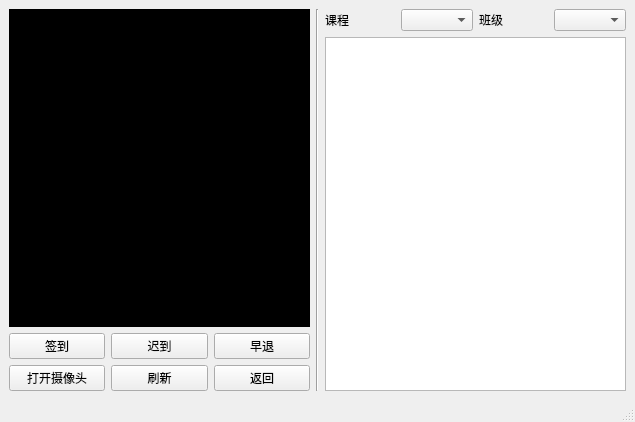
The window that myUI/Check1_Form.ui (Seris-Gas-Company/Face-check-in-system) describes before a commit, drawn with Qt 5.
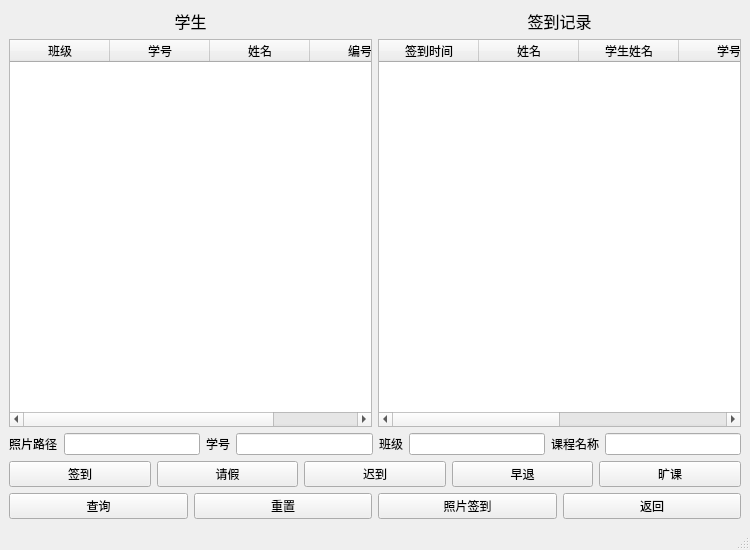
The same window after the commit. Icons and pictures are not drawn.

Commit message: 非实时签到

```diff
--- a/myUI/Check1_Form.ui
+++ b/myUI/Check1_Form.ui
@@ -6,10 +6,16 @@
    <rect>
     <x>0</x>
     <y>0</y>
-    <width>635</width>
-    <height>422</height>
+    <width>750</width>
+    <height>550</height>
    </rect>
   </property>
+  <property name="sizePolicy">
+   <sizepolicy hsizetype="Expanding" vsizetype="Expanding">
+    <horstretch>0</horstretch>
+    <verstretch>0</verstretch>
+   </sizepolicy>
+  </property>
   <property name="windowTitle">
    <string>签到系统</string>
   </property>
@@ -18,71 +24,220 @@
     <normaloff>../icon/APP_icon.ico</normaloff>../icon/APP_icon.ico</iconset>
   </property>
   <widget class="QWidget" name="centralwidget">
-   <layout class="QHBoxLayout" name="horizontalLayout_2">
-    <item>
+   <property name="sizePolicy">
+    <sizepolicy hsizetype="Expanding" vsizetype="Expanding">
+     <horstretch>0</horstretch>
+     <verstretch>0</verstretch>
+    </sizepolicy>
+   </property>
+   <layout class="QGridLayout" name="gridLayout">
+    <item row="0" column="0">
      <layout class="QVBoxLayout" name="verticalLayout">
       <item>
-       <widget class="QLabel" name="label">
-        <property name="sizePolicy">
-         <sizepolicy hsizetype="Expanding" vsizetype="Expanding">
-          <horstretch>0</horstretch>
-          <verstretch>0</verstretch>
-         </sizepolicy>
-        </property>
-        <property name="minimumSize">
-         <size>
-          <width>300</width>
-          <height>300</height>
-         </size>
-        </property>
-        <property name="styleSheet">
-         <string notr="true">background-color: rgb(0, 0, 0);</string>
-        </property>
-        <property name="text">
-         <string/>
-        </property>
-       </widget>
+       <layout class="QHBoxLayout" name="horizontalLayout_8">
+        <item>
+         <widget class="QLabel" name="label_5">
+          <property name="font">
+           <font>
+            <pointsize>12</pointsize>
+           </font>
+          </property>
+          <property name="text">
+           <string>学生</string>
+          </property>
+          <property name="alignment">
+           <set>Qt::AlignCenter</set>
+          </property>
+         </widget>
+        </item>
+        <item>
+         <widget class="QLabel" name="label_4">
+          <property name="font">
+           <font>
+            <pointsize>12</pointsize>
+           </font>
+          </property>
+          <property name="text">
+           <string>签到记录</string>
+          </property>
+          <property name="alignment">
+           <set>Qt::AlignCenter</set>
+          </property>
+         </widget>
+        </item>
+       </layout>
       </item>
       <item>
-       <layout class="QGridLayout" name="gridLayout">
-        <item row="0" column="0">
-         <widget class="QPushButton" name="pushButton">
+       <layout class="QHBoxLayout" name="horizontalLayout_12">
+        <item>
+         <widget class="QTableWidget" name="tableWidget">
+          <column>
+           <property name="text">
+            <string>班级</string>
+           </property>
+          </column>
+          <column>
+           <property name="text">
+            <string>学号</string>
+           </property>
+          </column>
+          <column>
+           <property name="text">
+            <string>姓名</string>
+           </property>
+          </column>
+          <column>
+           <property name="text">
+            <string>编号</string>
+           </property>
+          </column>
+         </widget>
+        </item>
+        <item>
+         <widget class="QTableWidget" name="tableWidget_2">
+          <column>
+           <property name="text">
+            <string>签到时间</string>
+           </property>
+          </column>
+          <column>
+           <property name="text">
+            <string>姓名</string>
+           </property>
+          </column>
+          <column>
+           <property name="text">
+            <string>学生姓名</string>
+           </property>
+          </column>
+          <column>
+           <property name="text">
+            <string>学号</string>
+           </property>
+          </column>
+          <column>
+           <property name="text">
+            <string>签到情况</string>
+           </property>
+          </column>
+          <column>
+           <property name="text">
+            <string>编号</string>
+           </property>
+          </column>
+         </widget>
+        </item>
+       </layout>
+      </item>
+      <item>
+       <layout class="QHBoxLayout" name="horizontalLayout_9">
+        <item>
+         <widget class="QLabel" name="label">
+          <property name="text">
+           <string>照片路径</string>
+          </property>
+         </widget>
+        </item>
+        <item>
+         <widget class="QLineEdit" name="lineEdit"/>
+        </item>
+        <item>
+         <widget class="QLabel" name="label_2">
+          <property name="text">
+           <string>学号</string>
+          </property>
+         </widget>
+        </item>
+        <item>
+         <widget class="QLineEdit" name="lineEdit_2"/>
+        </item>
+        <item>
+         <widget class="QLabel" name="label_3">
+          <property name="text">
+           <string>班级</string>
+          </property>
+         </widget>
+        </item>
+        <item>
+         <widget class="QLineEdit" name="lineEdit_3"/>
+        </item>
+        <item>
+         <widget class="QLabel" name="label_6">
+          <property name="text">
+           <string>课程名称</string>
+          </property>
+         </widget>
+        </item>
+        <item>
+         <widget class="QLineEdit" name="lineEdit_4"/>
+        </item>
+       </layout>
+      </item>
+      <item>
+       <layout class="QHBoxLayout" name="horizontalLayout_11">
+        <item>
+         <widget class="QPushButton" name="pushButton_5">
           <property name="text">
            <string>签到</string>
           </property>
          </widget>
         </item>
-        <item row="0" column="1">
+        <item>
          <widget class="QPushButton" name="pushButton_6">
           <property name="text">
+           <string>请假</string>
+          </property>
+         </widget>
+        </item>
+        <item>
+         <widget class="QPushButton" name="pushButton_7">
+          <property name="text">
            <string>迟到</string>
           </property>
          </widget>
         </item>
-        <item row="0" column="2">
-         <widget class="QPushButton" name="pushButton_5">
+        <item>
+         <widget class="QPushButton" name="pushButton_8">
           <property name="text">
            <string>早退</string>
           </property>
          </widget>
         </item>
-        <item row="1" column="0">
+        <item>
+         <widget class="QPushButton" name="pushButton_9">
+          <property name="text">
+           <string>旷课</string>
+          </property>
+         </widget>
+        </item>
+       </layout>
+      </item>
+      <item>
+       <layout class="QHBoxLayout" name="horizontalLayout_7">
+        <item>
+         <widget class="QPushButton" name="pushButton">
+          <property name="text">
+           <string>查询</string>
+          </property>
+         </widget>
+        </item>
+        <item>
+         <widget class="QPushButton" name="pushButton_2">
+          <property name="text">
+           <string>重置</string>
+          </property>
+         </widget>
+        </item>
+        <item>
          <widget class="QPushButton" name="pushButton_3">
           <property name="text">
-           <string>打开摄像头</string>
+           <string>照片签到</string>
           </property>
          </widget>
         </item>
-        <item row="1" column="1">
+        <item>
          <widget class="QPushButton" name="pushButton_4">
           <property name="text">
-           <string>刷新</string>
-          </property>
-         </widget>
-        </item>
-        <item row="1" column="2">
-         <widget class="QPushButton" name="pushButton_2">
-          <property name="text">
            <string>返回</string>
           </property>
          </widget>
@@ -91,44 +246,6 @@
       </item>
      </layout>
     </item>
-    <item>
-     <widget class="Line" name="line">
-      <property name="orientation">
-       <enum>Qt::Vertical</enum>
-      </property>
-     </widget>
-    </item>
-    <item>
-     <layout class="QVBoxLayout" name="verticalLayout_2">
-      <item>
-       <layout class="QHBoxLayout" name="horizontalLayout">
-        <item>
-         <widget class="QLabel" name="label_2">
-          <property name="text">
-           <string>课程</string>
-          </property>
-         </widget>
-        </item>
-        <item>
-         <widget class="QComboBox" name="comboBox"/>
-        </item>
-        <item>
-         <widget class="QLabel" name="label_3">
-          <property name="text">
-           <string>班级</string>
-          </property>
-         </widget>
-        </item>
-        <item>
-         <widget class="QComboBox" name="comboBox_2"/>
-        </item>
-       </layout>
-      </item>
-      <item>
-       <widget class="QColumnView" name="columnView"/>
-      </item>
-     </layout>
-    </item>
    </layout>
   </widget>
   <widget class="QMenuBar" name="menubar">
```
Left out of the diff: 184 changed lines with no effect on the pictures. The commit also changes 5 other files.
